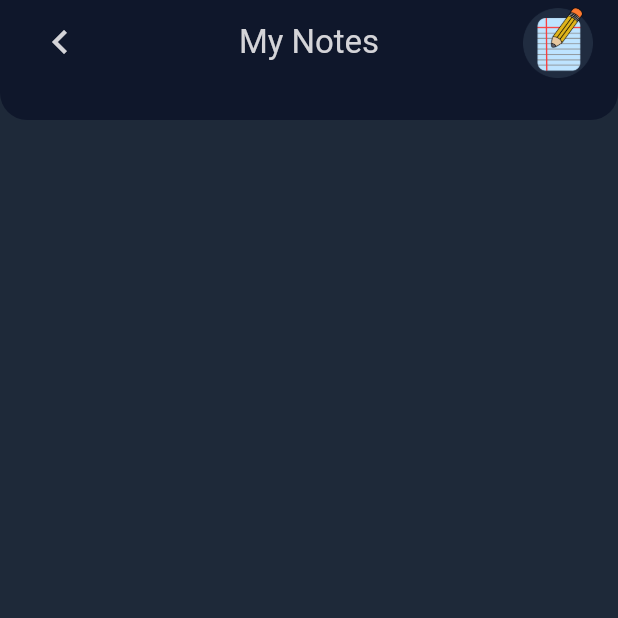
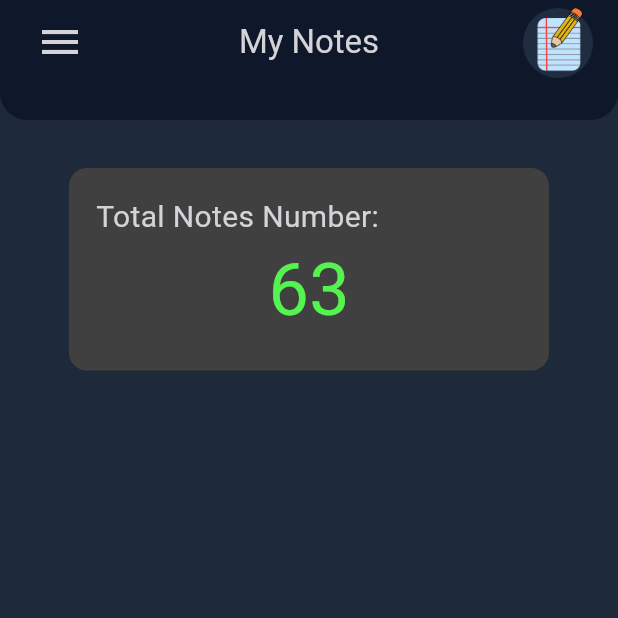
Before and after one commit to Yahya-hossaini/note-taker, a Flutter app: the screen it shows after launch, on a phone screen of 412 x 824 dp, the top half of it. Run offline on Flutter 3.47's test engine with Material 3 defaults, Android fonts, the light colour scheme and no system bars; our stand-ins replace supabase_flutter; accounts and stored records are empty.

Commit message:
making a notes-number-reader widget.

```diff
--- a/lib/Screens/home_page.dart
+++ b/lib/Screens/home_page.dart
@@ -16,8 +16,42 @@ class HomePage extends StatelessWidget {
                 ? 80
                 : 60),
         child: const CustomAppbar(
+          leftSideSelector: 'menu',
           rightSideSelector: 'image',
-          leftSideSelector: 'back',
+        ),
+      ),
+      body: Padding(
+        padding: const EdgeInsets.symmetric(horizontal: 20, vertical: 32),
+        child: Center(
+          child: Column(
+            children: [
+              Container(
+                height: 135,
+                width: 320,
+                decoration: BoxDecoration(
+                  borderRadius: BorderRadius.circular(12),
+                  color: Color(0xFF404040),
+                ),
+                child: Column(
+                  children: [
+                    SizedBox(height: 18,),
+                    Container(
+                      width: double.infinity,
+                      padding: EdgeInsets.only(left: 18),
+                      child: Text('Total Notes Number:', style: TextStyle(
+                        fontSize: 20,
+                        color: Theme.of(context).primaryColor
+                      ),),
+                    ),
+                    Text('63', style: TextStyle(
+                      fontSize: 48,
+                      color: Color(0xFF54F34F),
+                    ),),
+                  ],
+                ),
+              ),
+            ],
+          ),
         ),
       ),
     );
--- a/lib/main.dart
+++ b/lib/main.dart
@@ -22,6 +22,9 @@ class MyApp extends StatelessWidget {
   @override
   Widget build(BuildContext context) {
     return MaterialApp(
+      theme: ThemeData(
+        primaryColor: const Color(0xFFD4D4D8),
+      ),
       title: 'Flutter Demo',
       home:  HomePage(),
       routes: {
```
